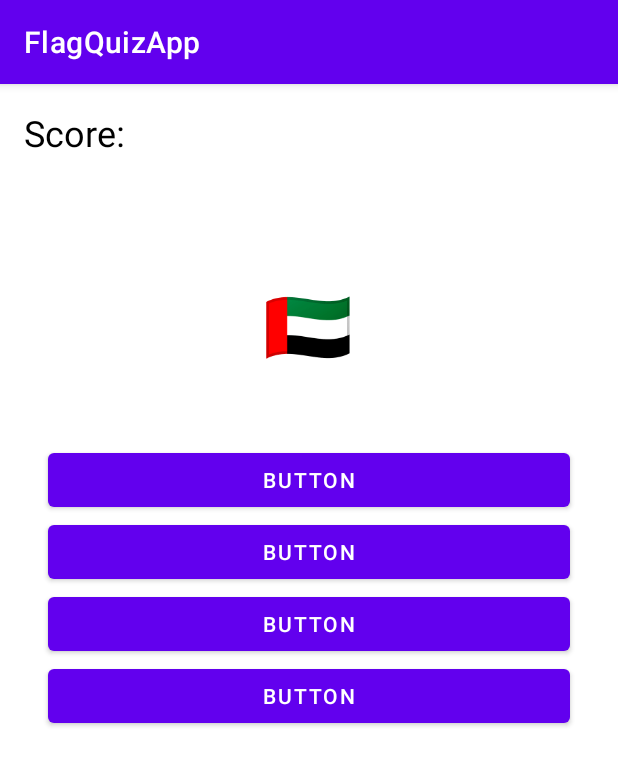
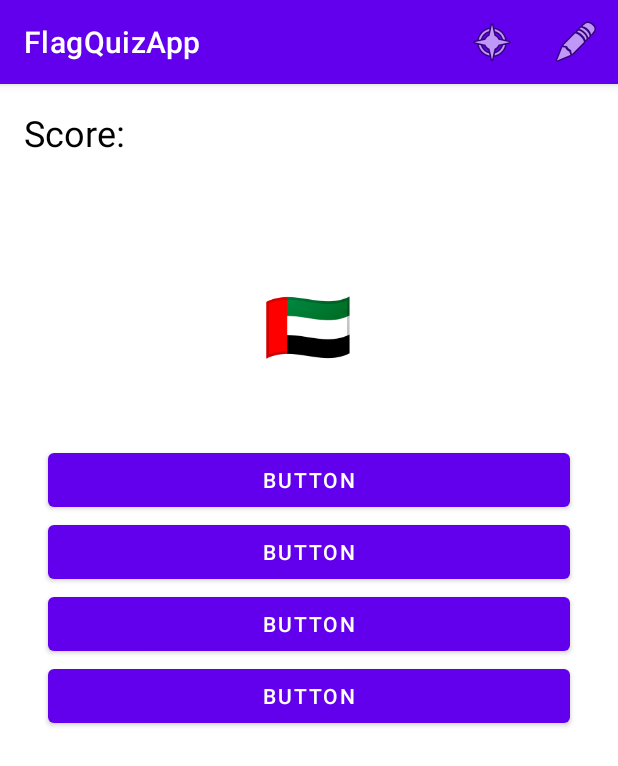
Before and after one commit to VivianLi1/Twitch_App, an Android app: the screen it shows after launch (MainActivity), on a phone screen of 412 x 824 dp. Shown: the top 766 px of the screen. Run offline under Robolectric (Android 15) with nearby library versions, the phone set to English and light mode, and no system bars; libraries missing offline, so code that uses them is left out: com.example.rocketreserver; 2 statements that could not run were skipped.

Commit message:
action bar icons

```diff
--- a/app/src/main/java/com/example/flagquizapp/AppContract.kt
+++ b/app/src/main/java/com/example/flagquizapp/AppContract.kt
@@ -34,7 +34,7 @@ interface AppContract {
         fun retrieveData()
         fun generateQuiz(countries: List<GetCountriesQuery.Country>?)
         fun submitQuiz(userAnswer: String)
-        fun updateScore(context: Context, scoreVal: String)
+        fun updateScore(context: Context, option: String)
         fun getScore(context: Context): String?
     }
 }
--- a/app/src/main/java/com/example/flagquizapp/MainActivity.kt
+++ b/app/src/main/java/com/example/flagquizapp/MainActivity.kt
@@ -3,20 +3,21 @@ package com.example.flagquizapp
 import androidx.appcompat.app.AppCompatActivity
 import android.os.Bundle
 import android.util.Log
+import android.view.Menu
 import android.widget.Toast
 
 class MainActivity : AppCompatActivity(), AppContract.MainView {
-
-    //private lateinit var quizPresenter: AppContract.QuizPresenter
 
     override fun onCreate(savedInstanceState: Bundle?) {
         super.onCreate(savedInstanceState)
         setContentView(R.layout.activity_main)
 
-        //quizPresenter = QuizPresenter(this)
+    }
 
-        // retrieves countries data
-        //quizPresenter.retrieveData()
+    override fun onCreateOptionsMenu(menu: Menu) : Boolean {
+        // Inflate the menu; this adds items to the action bar if it is present.
+        menuInflater.inflate(R.menu.top_app_bar, menu);
+        return true;
     }
 
 }
--- /dev/null
+++ b/app/src/main/res/menu/top_app_bar.xml
@@ -0,0 +1,22 @@
+<?xml version="1.0" encoding="utf-8"?>
+<menu xmlns:app="http://schemas.android.com/apk/res-auto"
+    xmlns:android="http://schemas.android.com/apk/res/android">
+
+    <item
+        android:id="@+id/quiz"
+        android:contentDescription="Quiz"
+        android:enabled="true"
+        android:icon="@android:drawable/ic_menu_compass"
+        android:title="Quiz"
+        android:visible="true"
+        app:showAsAction="ifRoom" />
+
+    <item
+        android:id="@+id/points"
+        android:title="Points"
+        android:icon="@android:drawable/ic_menu_edit"
+        android:contentDescription="Points"
+        app:showAsAction="ifRoom"
+        />
+
+</menu>
```
